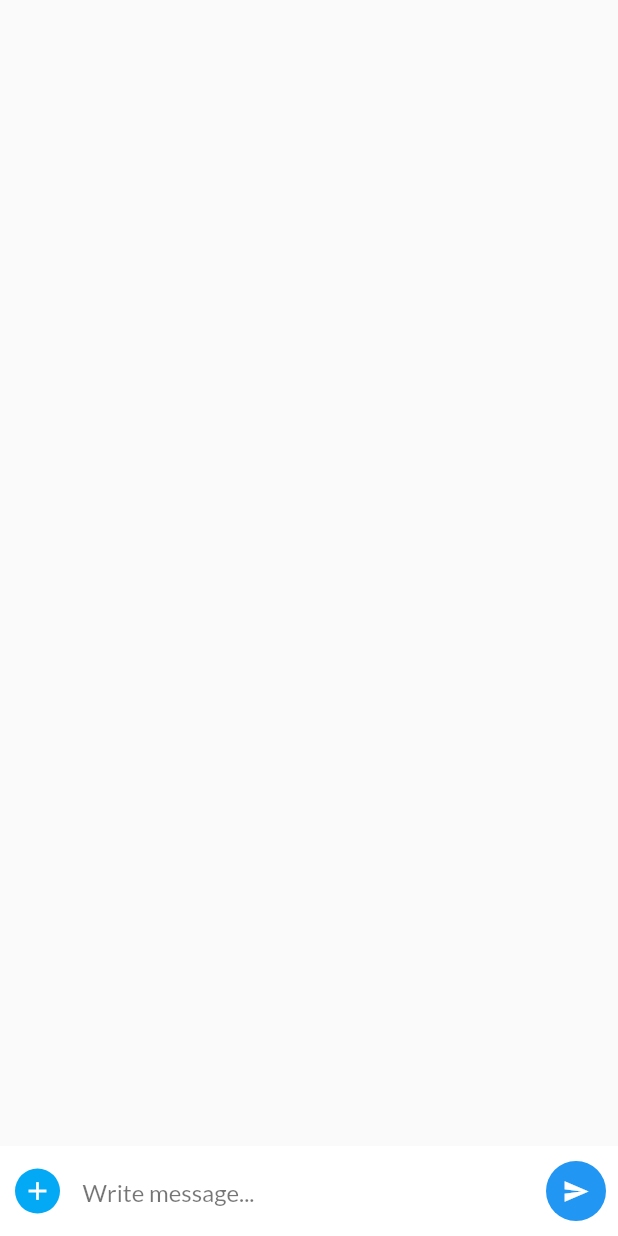
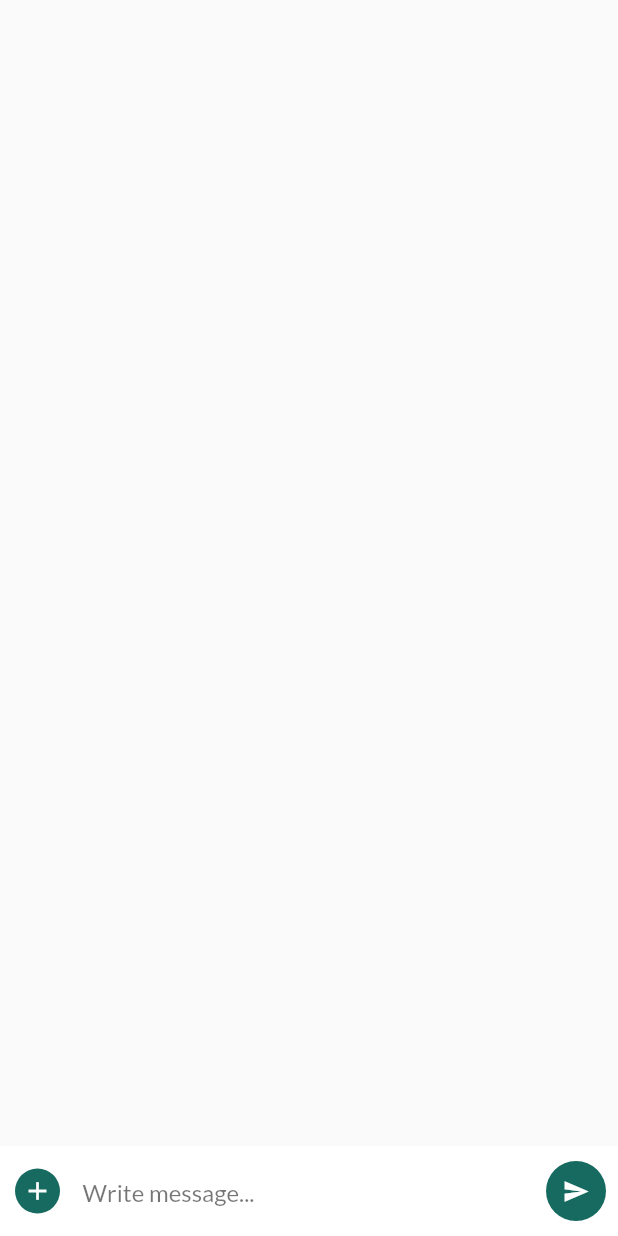
Before and after one commit to Mathugo/Happier, a Flutter app: the _ChatInputField widget shown alone on an empty page, opened directly, on a phone screen of 412 x 824 dp. Run offline on Flutter 3.47's test engine with Material 2 defaults, Android fonts, the phone set to English and light mode, and no system bars; our stand-ins replace equatable, flutter_bloc, google_fonts.

Commit message:
correcting UI and colors

```diff
--- a/happier/lib/ui/screens/chatbot.screen.dart
+++ b/happier/lib/ui/screens/chatbot.screen.dart
@@ -1,5 +1,6 @@
 import 'package:flutter/material.dart';
 import 'package:happier/api/models/chat_message.dart';
+import 'package:happier/utils/constants/colors.dart';
 
 class ChatbotScreen extends StatelessWidget {
   static const List<ChatMessage> testMessages = [
@@ -68,7 +69,7 @@ class _MessagesView extends StatelessWidget {
                     ],
                     color: (messages[index].messageType == 'receiver'
                         ? Colors.grey.shade200
-                        : Colors.blue[200]),
+                        : SECONDARY_COLOR),
                   ),
                   padding: const EdgeInsets.all(16),
                   child: Text(
@@ -107,7 +108,7 @@ class _ChatInputField extends StatelessWidget {
                 height: 30,
                 width: 30,
                 decoration: BoxDecoration(
-                  color: Colors.lightBlue,
+                  color: PRIMARY_COLOR,
                   borderRadius: BorderRadius.circular(30),
                 ),
                 child: const Icon(
@@ -138,7 +139,7 @@ class _ChatInputField extends StatelessWidget {
                 color: Colors.white,
                 size: 18,
               ),
-              backgroundColor: Colors.blue,
+              backgroundColor: PRIMARY_COLOR,
               elevation: 0,
             ),
           ],
--- a/happier/pubspec.yaml
+++ b/happier/pubspec.yaml
@@ -62,8 +62,7 @@ flutter:
   uses-material-design: true
 
   # To add assets to your application, add an assets section, like this:
-  # assets:
-  #   - images/a_dot_burr.jpeg
+#  assets:
   #   - images/a_dot_ham.jpeg
 
   # An image asset can refer to one or more resolution-specific "variants", see
```
Also changed, not shown: happier/lib/ui/app.dart (+13 -0 lines), happier/assets/images/logo.PNG (added), happier/assets/images/logo_hap.png (added), happier/pubspec.lock.
